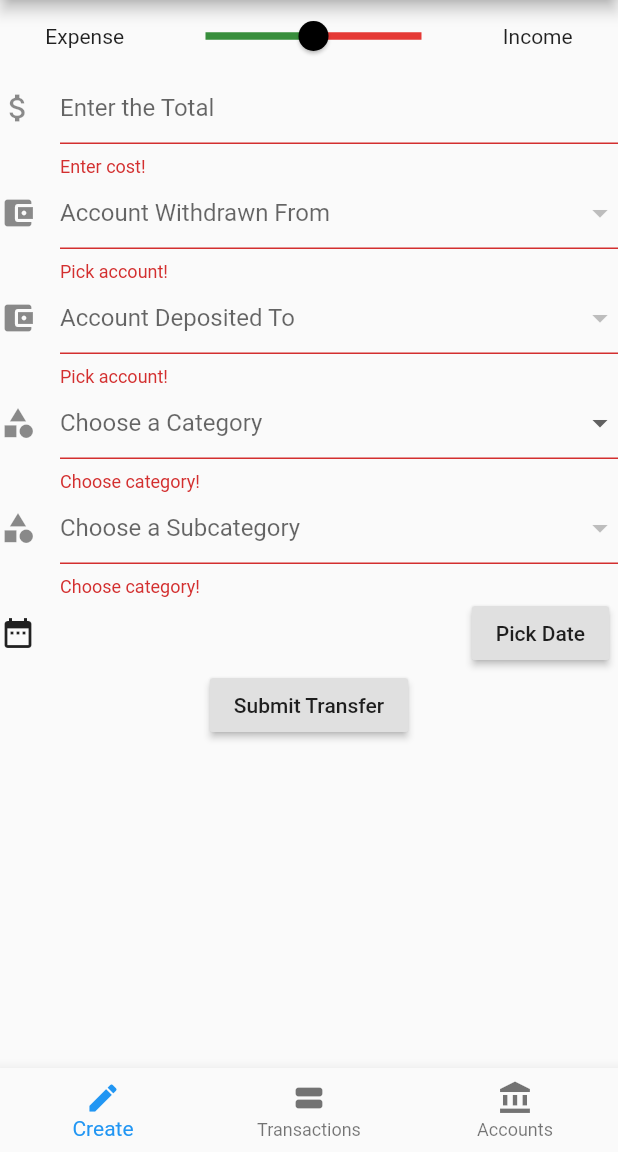
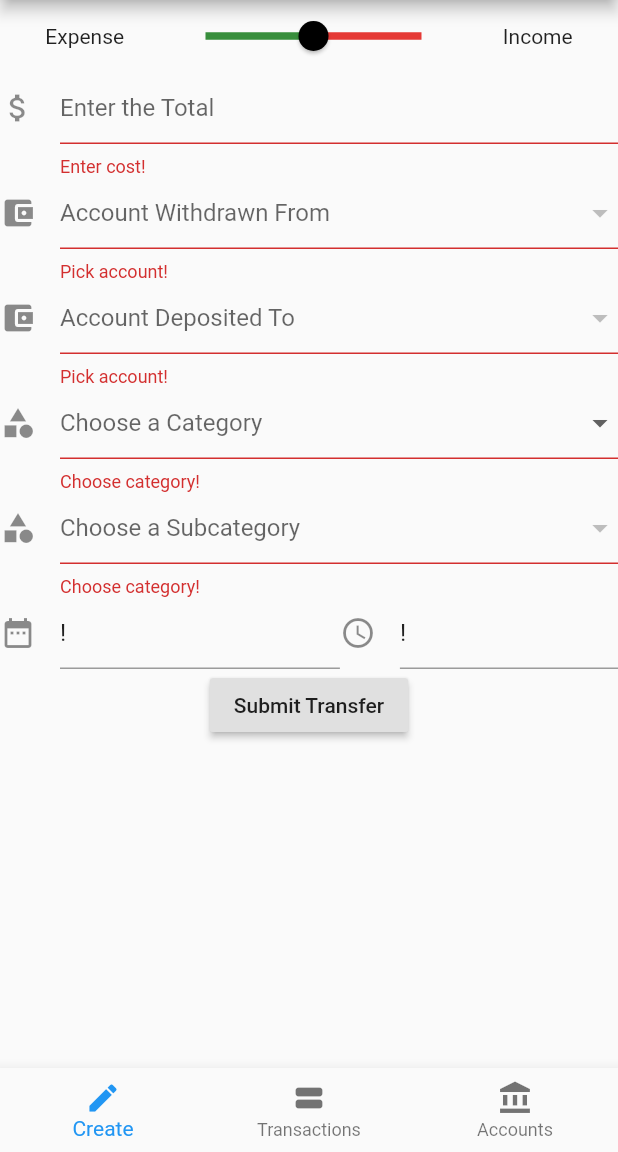
Before and after one commit to brendanarciszewski/finper, a Flutter app: the screen it shows after launch, after a tap on an icon or button, on a phone screen of 412 x 824 dp, the part 84-1236 px from its top. Run offline on Flutter 3.47's test engine with Material 2 defaults, Android fonts, the phone set to English and light mode, and no system bars; our stand-ins replace sqflite; accounts and stored records are empty.

Commit message:
Validation (w/o subscript) of Date (Closes #8)

```diff
--- a/lib/views/create_transaction.dart
+++ b/lib/views/create_transaction.dart
@@ -11,12 +11,15 @@ class CreateTransactionForm extends StatefulWidget {
 
 class _CreateTransactionFormState extends State<CreateTransactionForm> {
   final _formKey = new GlobalKey<FormState>();
+  var _timeCon = new TextEditingController(text: "");
+  var _dateCon = new TextEditingController(text: "");
 
   Category _category;
   Category _subcategory;
   Account _fromAccount;
   Account _toAccount;
-  DateTime _dateTime;
+  DateTime _date;
+  TimeOfDay _time;
   double _amount;
   double _sign = 0.0;
   String _vendor;
@@ -227,42 +230,82 @@ class _CreateTransactionFormState extends State<CreateTransactionForm> {
       //Date picker
       new Row(
         children: <Widget>[
-          const Icon(Icons.date_range),
-          const Spacer(flex: 7,),
-          new Expanded(
-            child: new Text('${this._dateTime != null
-                ? new DateFormat("yyyy-MM-dd '@' HH:mm")
-                .format(this._dateTime)
-                : ''}'),
-            flex: 91,
+          new Flexible(
+            flex: 55,
+            child: new FormField<TextField>(
+              //key: ,
+              builder: (FormFieldState<TextField> field) {
+                return new TextField(
+                  controller: this._dateCon,
+                  decoration: const InputDecoration(
+                    hintText: 'Choose Date',
+                    icon: Icon(Icons.date_range),
                   ),
-          new FormField<RaisedButton>(
-            builder: (FormFieldState<RaisedButton> field) {
-              return new RaisedButton(
-                child: const Text('Pick Date'),
-                onPressed: () async {
+                  onTap: () async {
                     final date = await showDatePicker(
                       context: context,
-                    firstDate: DateTime(1970),
-                    initialDate: DateTime.now(),
-                    lastDate: DateTime.now().add(Duration(days: 367)),
-                  );
-                  final time = await showTimePicker(
-                      context: context,
-                      initialTime: TimeOfDay.now()
+                      firstDate: new DateTime(1970),
+                      initialDate: new DateTime.now(),
+                      lastDate: new DateTime.now().add(Duration(days: 367)),
                     );
                     setState(() {
-                    this._dateTime = DateTime(date.year, date.month,
-                        date.day, time.hour, time.minute);
+                      try {
+                        this._date = DateTime(date.year, date.month, date.day);
+                      } catch (_) {
+                        this._date = null;
+                      }
                     });
+                    final dF = new DateFormat("yyyy-MM-dd");
+                    try {
+                      this._dateCon.text = dF.format(_date);
+                    } catch (_) {
+                      this._dateCon.text = "";
+                    }
                   },
                 );
-            }, // TODO add validation (by intercepting clicks on a TextField
-            /*validator: (_) {
-              if (this._dateTime == null) return 'Pick Date & Time!';
-            },*/
+              },
+              validator: (_) {
+                if (this._date == null) return 'Pick Date!';
+                return null;
+              }, // TODO make this output the subscript
             ),
-          const Spacer(flex: 2),
+          ),
+          new Flexible(
+            flex: 45,
+            child: new FormField<TextField>(
+              //key: ,
+              builder: (FormFieldState<TextField> field) {
+                return new TextField(
+                  controller: this._timeCon,
+                  decoration: new InputDecoration(
+                    hintText: 'Choose Time',
+                    icon: Icon(Icons.access_time),
+                  ),
+                  onTap: () async {
+                    var time = await showTimePicker(
+                      context: context,
+                      initialTime: TimeOfDay.now(),
+                    );
+                    setState(() {
+                      this._time = time;
+                    });
+                    final p = new NumberFormat("00");
+                    try {
+                      this._timeCon.text = '${p.format(this._time.hour)}:'
+                          '${p.format(this._time.minute)}';
+                    } catch (_) {
+                      this._timeCon.text = "";
+                      this._time = null;
+                    }
+                  },
+                );
+              },
+              validator: (_) {
+                if (this._time == null) return 'Pick Time!';
+                return null;
+              }, // TODO make this output the subscript
+            ),
+          ),
         ],
       ),
       //Submit btn
@@ -275,11 +318,14 @@ class _CreateTransactionFormState extends State<CreateTransactionForm> {
                 const SnackBar(content: const Text('Processing Data')));
             _formKey.currentState.save();
 
-            var transaction1 = Transaction(-_amount, _fromAccount.name,
-                _vendor, _dateTime, _category.name, _subcategory.name);
+            final dateTime = DateTime(_date.year, _date.month, _date.day,
+                _time.hour, _time.minute);
+            var transaction1 = Transaction(-_amount, null,
+                _vendor, dateTime, _category.name, _subcategory.name);
             // `amount` and `account` will be set in the `if`s
             if (_sign == 0.0) {
               //Is a transfer
+              transaction1.account = _fromAccount.name;
               transaction1.vendor = 'Transfer';
               await transaction1.addToDb();
               _fromAccount.amount -= _amount;
@@ -295,13 +341,14 @@ class _CreateTransactionFormState extends State<CreateTransactionForm> {
 
             } else if (_sign < 0.0) {
               //Is a withdrawal
+              transaction1.account = _fromAccount.name;
               await transaction1.addToDb();
               _fromAccount.amount -= _amount;
               await _fromAccount.updateInDb();
 
             } else if (_sign > 0.0) {
               //Is a deposit
-              transaction1.amount = _amount;
+              transaction1.amount *= -1.0;
               transaction1.account = _toAccount.name;
               await transaction1.addToDb();
               _toAccount.amount += _amount;
@@ -315,6 +362,13 @@ class _CreateTransactionFormState extends State<CreateTransactionForm> {
                 .of(context)
                 .showSnackBar(
                  const SnackBar(content: const Text('Saved Data')));
+          } else {
+            if (_date == null) {
+              _dateCon.text += '!';
+            }
+            if (_time == null) {
+              _timeCon.text += '!';
+            }
           }
         },
         child: new Text(
@@ -337,7 +391,10 @@ class _CreateTransactionFormState extends State<CreateTransactionForm> {
       _subcategory = null;
       _fromAccount = null;
       _toAccount = null;
-      _dateTime = null;
+      _date = null;
+      _dateCon.text = "";
+      _time = null;
+      _timeCon.text = '';
       _amount = null;
       _vendor = null;
     });
```
Lines whose indentation alone changed are shown as unchanged.
